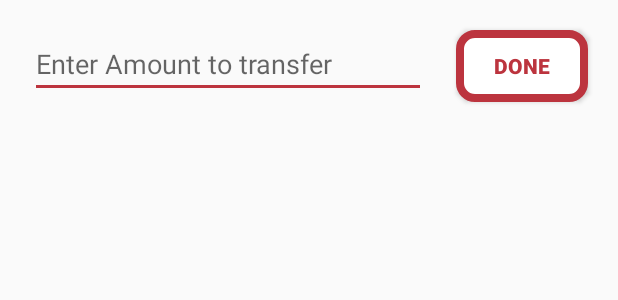
After one commit to Chris-Eminence/StripePaymentGateWay-Osiri-Pay, an Android app: the layout activity_payment.xml on its own in the app's theme, with its tools: preview values and no code run, on a phone screen of 412 x 824 dp. The commit adds this screen. Shown: the top 300 px of the screen. Run offline under Robolectric (Android 15) with nearby library versions, the phone set to English and light mode, and no system bars.

Commit message:
payment fixed

```diff
--- a/app/src/main/AndroidManifest.xml
+++ b/app/src/main/AndroidManifest.xml
@@ -3,10 +3,7 @@
     xmlns:tools="http://schemas.android.com/tools"
     package="com.example.osiriapp">
 
-    <uses-permission android:name="android.permission.INTERNET"/>
-
     <application
-
         android:allowBackup="true"
         android:icon="@mipmap/osiripay_icon_logo"
         android:label="@string/app_name"
@@ -14,6 +11,7 @@
         android:supportsRtl="true"
         android:theme="@style/AppTheme"
         tools:targetApi="n">
+        <activity android:name=".Payment"></activity>
         <activity android:name=".CheckoutActivityJava" />
         <activity android:name=".MainActivity">
             <intent-filter>
@@ -24,4 +22,6 @@
         </activity>
     </application>
 
+    <uses-permission android:name="android.permission.INTERNET" />
+
 </manifest>
--- a/app/src/main/java/com/example/osiriapp/MainActivity.java
+++ b/app/src/main/java/com/example/osiriapp/MainActivity.java
@@ -18,7 +18,7 @@ public class MainActivity extends AppCompatActivity {
             @Override
             public void run() {
                 /* Create an Intent that will start the Menu-Activity. */
-                Intent mainIntent = new Intent(MainActivity.this, CheckoutActivityJava.class);
+                Intent mainIntent = new Intent(MainActivity.this, Payment.class);
                 MainActivity.this.startActivity(mainIntent);
                 MainActivity.this.finish();
             }
--- /dev/null
+++ b/app/src/main/res/layout/activity_payment.xml
@@ -0,0 +1,34 @@
+<?xml version="1.0" encoding="utf-8"?>
+<androidx.constraintlayout.widget.ConstraintLayout xmlns:android="http://schemas.android.com/apk/res/android"
+    xmlns:app="http://schemas.android.com/apk/res-auto"
+    xmlns:tools="http://schemas.android.com/tools"
+    android:layout_width="match_parent"
+    android:layout_height="match_parent"
+    tools:context=".Payment">
+
+    <EditText
+        android:id="@+id/amountEditTextBox"
+        android:layout_width="0dp"
+        android:layout_height="wrap_content"
+        android:layout_margin="20dp"
+        android:hint="@string/enter_amount"
+        android:inputType="number"
+        app:layout_constraintTop_toTopOf="parent"
+        app:layout_constraintLeft_toLeftOf="parent"
+        app:layout_constraintRight_toLeftOf="@id/done_button"/>
+
+    <Button
+        android:id="@+id/done_button"
+        android:layout_width="0dp"
+        android:layout_height="wrap_content"
+        android:text="@string/done"
+        android:textColor="#BC343E"
+        android:layout_marginHorizontal="20dp"
+        android:textStyle="bold"
+        android:background="@drawable/_button_bg"
+        android:layout_marginTop="20dp"
+        android:onClick="done"
+        app:layout_constraintTop_toTopOf="parent"
+        app:layout_constraintRight_toRightOf="parent" />
+
+</androidx.constraintlayout.widget.ConstraintLayout>
--- a/app/src/main/res/values/strings.xml
+++ b/app/src/main/res/values/strings.xml
@@ -6,4 +6,6 @@
     <string name="pay">PAY</string>
     <string name="enter_amount">Enter Amount to transfer</string>
     <string name="done">Done</string>
+    <string name="_switch">Switch</string>
+    <string name="click_to_see">Click to see payment details</string>
 </resources>
```
Also changed, not shown: app/src/main/java/com/example/osiriapp/CheckoutActivityJava.java (+43 -19 lines), app/src/main/java/com/example/osiriapp/Payment.java (added, +42 -0 lines), app/src/main/res/layout/activity_checkout.xml (+83 -31 lines).
